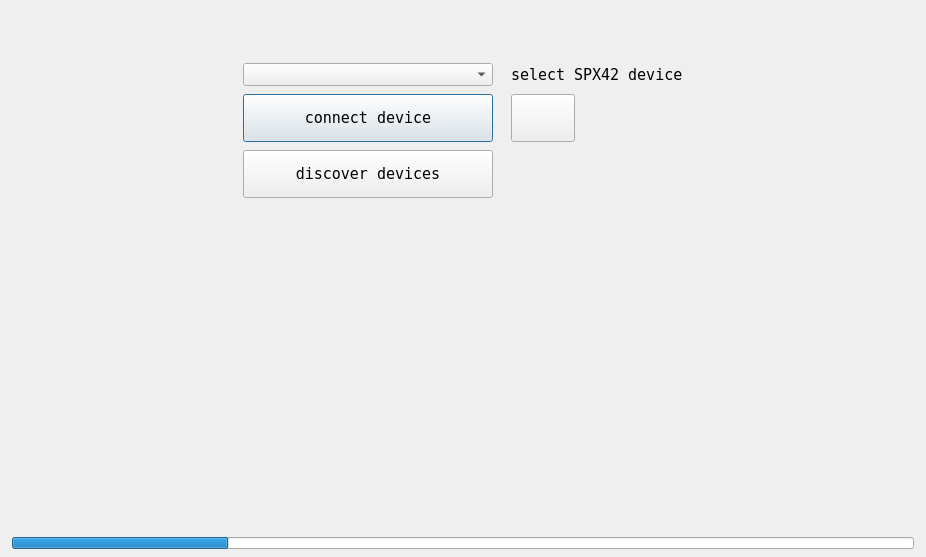
Before: the Qt Designer form src/ui/connectFragment.ui in dmarc0001/spx42Control, drawn with Qt 5.
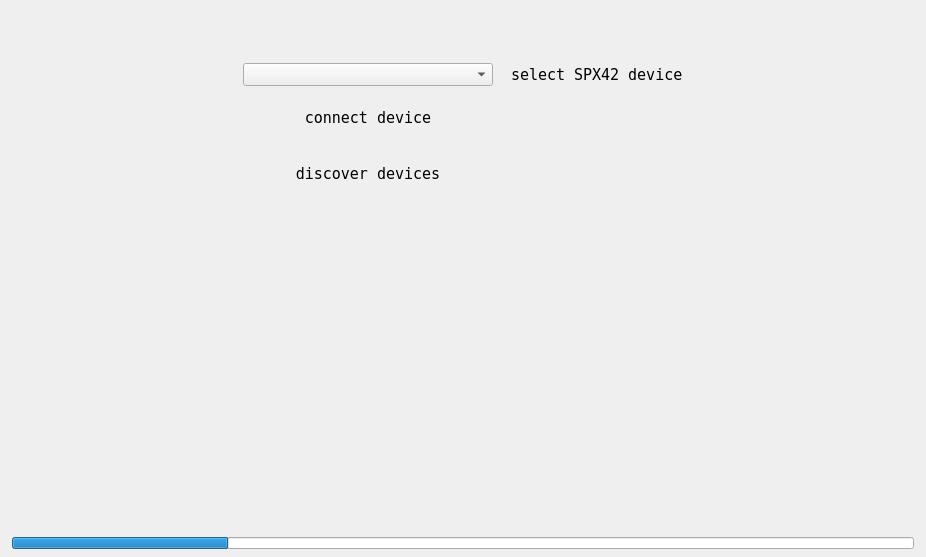
After: the same form once the commit is applied. Icons and pictures are not drawn.

Commit message: GUI Design für connect, gas, device config, loggig fertiggestellt, TODO: Diagramme, Dateimanagement, Kommunikation mit SPX, Datenbank

Diff of the .ui file:
```diff
--- a/src/ui/connectFragment.ui
+++ b/src/ui/connectFragment.ui
@@ -112,6 +112,9 @@
         <property name="default">
          <bool>true</bool>
         </property>
+        <property name="flat">
+         <bool>true</bool>
+        </property>
        </widget>
       </item>
       <item row="2" column="2">
@@ -150,6 +153,9 @@
           <height>24</height>
          </size>
         </property>
+        <property name="flat">
+         <bool>true</bool>
+        </property>
        </widget>
       </item>
       <item row="3" column="1">
@@ -183,6 +189,9 @@
           <height>24</height>
          </size>
         </property>
+        <property name="flat">
+         <bool>true</bool>
+        </property>
        </widget>
       </item>
       <item row="1" column="1">
```
Left out of the diff: 14 changed lines with no effect on the pictures. The commit also changes 25 other files.
